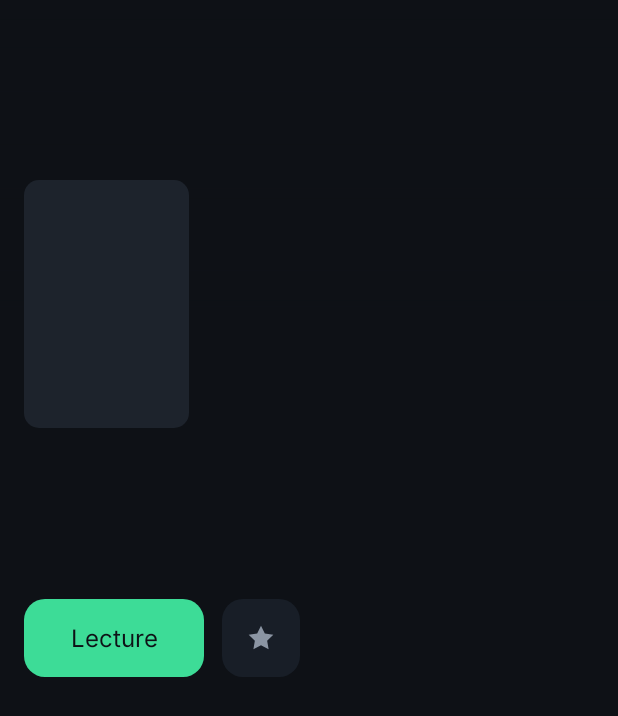
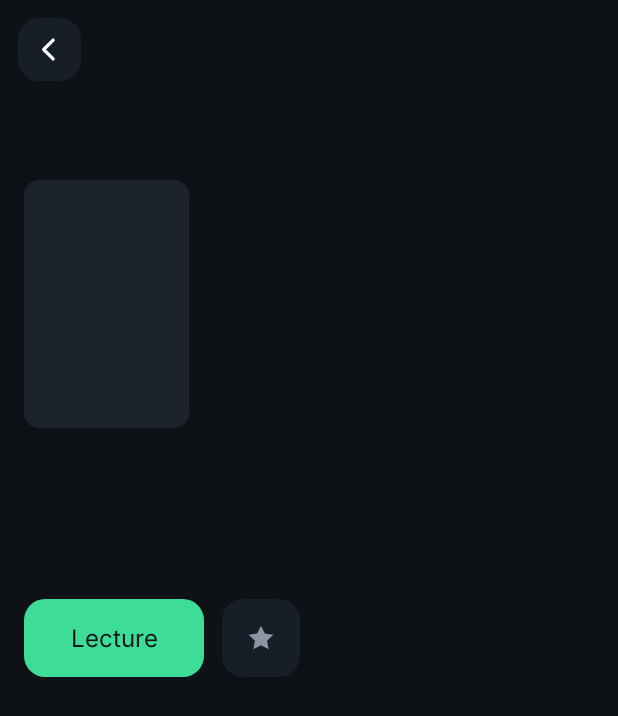
Before and after one commit to thomasdar-lgtm/koalatv, an Android app: the MovieActivity screen opened directly, with no data from a screen before it, on a phone screen of 412 x 824 dp. Shown: the top 716 px of the screen. Run offline under Robolectric (Android 15) with nearby library versions, the phone set to English and light mode, and no system bars; pictures from the network do not load; 2 statements that could not run were skipped.

Commit message:
Bouton retour sur chaque écran (téléphone et tablette)
Co-Authored-By: Claude Opus 5.5 <noreply@anthropic.com>
Claude-Session: https://claude.ai/code/session_01JgjyDrxn73ydgR6BoCEYuy

```diff
--- a/app/build.gradle.kts
+++ b/app/build.gradle.kts
@@ -11,8 +11,8 @@ android {
         applicationId = "com.koala.tv"
         minSdk = 21
         targetSdk = 34
-        versionCode = 21
-        versionName = "1.14.0"
+        versionCode = 22
+        versionName = "1.14.1"
     }
 
     signingConfigs {
--- a/app/src/main/java/com/koala/tv/BrowseActivity.kt
+++ b/app/src/main/java/com/koala/tv/BrowseActivity.kt
@@ -68,6 +68,7 @@ class BrowseActivity : AppCompatActivity() {
         }
         restoreCat = savedInstanceState?.getInt("cat", -1) ?: -1
         setContentView(R.layout.activity_browse)
+        setupBack()
 
         rvCats = findViewById(R.id.rv_cats)
         rvItems = findViewById(R.id.rv_items)
--- a/app/src/main/java/com/koala/tv/CategoriesActivity.kt
+++ b/app/src/main/java/com/koala/tv/CategoriesActivity.kt
@@ -22,6 +22,7 @@ class CategoriesActivity : AppCompatActivity() {
     override fun onCreate(savedInstanceState: Bundle?) {
         super.onCreate(savedInstanceState)
         setContentView(R.layout.activity_categories)
+        setupBack()
         kind = try {
             Kind.valueOf(intent.getStringExtra("kind") ?: "LIVE")
         } catch (e: Exception) {
--- a/app/src/main/java/com/koala/tv/GuideActivity.kt
+++ b/app/src/main/java/com/koala/tv/GuideActivity.kt
@@ -56,6 +56,7 @@ class GuideActivity : AppCompatActivity() {
             finish(); return
         }
         setContentView(R.layout.activity_guide)
+        setupBack()
         win.span = if (isWide) 3 * 3600L else 90 * 60L
         win.start = floor30(Epg.nowSec())
         val days = channels.maxOf { it.archive }.coerceIn(0, 7)
--- a/app/src/main/java/com/koala/tv/MovieActivity.kt
+++ b/app/src/main/java/com/koala/tv/MovieActivity.kt
@@ -28,6 +28,7 @@ class MovieActivity : AppCompatActivity() {
     override fun onCreate(savedInstanceState: Bundle?) {
         super.onCreate(savedInstanceState)
         setContentView(R.layout.activity_movie)
+        setupBack()
         id = intent.getStringExtra("id") ?: ""
         name = intent.getStringExtra("name") ?: ""
         icon = intent.getStringExtra("icon") ?: ""
--- a/app/src/main/java/com/koala/tv/PlayerActivity.kt
+++ b/app/src/main/java/com/koala/tv/PlayerActivity.kt
@@ -96,6 +96,7 @@ class PlayerActivity : AppCompatActivity() {
             finish(); return
         }
         setContentView(R.layout.activity_player)
+        setupBack { finish() }
         window.addFlags(WindowManager.LayoutParams.FLAG_KEEP_SCREEN_ON)
         WindowCompat.setDecorFitsSystemWindows(window, false)
         WindowInsetsControllerCompat(window, window.decorView).apply {
--- a/app/src/main/java/com/koala/tv/SeriesActivity.kt
+++ b/app/src/main/java/com/koala/tv/SeriesActivity.kt
@@ -35,6 +35,7 @@ class SeriesActivity : AppCompatActivity() {
     override fun onCreate(savedInstanceState: Bundle?) {
         super.onCreate(savedInstanceState)
         setContentView(R.layout.activity_series)
+        setupBack()
         seriesId = intent.getStringExtra("id") ?: ""
         seriesName = intent.getStringExtra("name") ?: ""
         cover = intent.getStringExtra("cover") ?: ""
--- a/app/src/main/java/com/koala/tv/Ui.kt
+++ b/app/src/main/java/com/koala/tv/Ui.kt
@@ -49,3 +49,15 @@ fun cleanEpisodeTitle(title: String, series: String): String {
     t = EP_CODE.replace(t, "")
     return EDGES.replace(t, "")
 }
+
+/** Appareil tactile (téléphone, tablette), par opposition à une TV pilotée à la télécommande. */
+val Context.isTouch: Boolean
+    get() = !packageManager.hasSystemFeature(android.content.pm.PackageManager.FEATURE_LEANBACK)
+
+/** Affiche le bouton retour de l'écran (s'il y en a un) sur téléphone et tablette. */
+fun androidx.activity.ComponentActivity.setupBack(action: () -> Unit = { onBackPressedDispatcher.onBackPressed() }) {
+    val b = findViewById<android.view.View?>(R.id.btn_back) ?: return
+    if (!isTouch) return
+    b.visibility = android.view.View.VISIBLE
+    b.setOnClickListener { action() }
+}
--- /dev/null
+++ b/app/src/main/res/drawable/ic_back.xml
@@ -0,0 +1,13 @@
+<?xml version="1.0" encoding="utf-8"?>
+<vector xmlns:android="http://schemas.android.com/apk/res/android"
+    android:width="24dp"
+    android:height="24dp"
+    android:viewportWidth="24"
+    android:viewportHeight="24">
+    <path
+        android:pathData="M14.5,5.5l-6.5,6.5l6.5,6.5"
+        android:strokeColor="#FFFFFFFF"
+        android:strokeLineCap="round"
+        android:strokeLineJoin="round"
+        android:strokeWidth="2.2" />
+</vector>
--- a/app/src/main/res/layout-w720dp-h480dp/activity_movie.xml
+++ b/app/src/main/res/layout-w720dp-h480dp/activity_movie.xml
@@ -52,4 +52,11 @@
         android:layout_gravity="top|end"
         android:layout_margin="28dp"
         android:indeterminateTint="@color/accent" />
+
+    <include
+        layout="@layout/view_back"
+        android:layout_width="42dp"
+        android:layout_height="42dp"
+        android:layout_gravity="top|start"
+        android:layout_margin="24dp" />
 </FrameLayout>
--- a/app/src/main/res/layout-w720dp-h480dp/activity_series.xml
+++ b/app/src/main/res/layout-w720dp-h480dp/activity_series.xml
@@ -13,6 +13,8 @@
         android:paddingStart="14dp"
         android:paddingTop="22dp"
         android:paddingEnd="14dp">
+
+        <include layout="@layout/view_back" />
 
         <ImageView
             android:id="@+id/iv_cover"
--- a/app/src/main/res/layout/activity_guide.xml
+++ b/app/src/main/res/layout/activity_guide.xml
@@ -19,6 +19,8 @@
             android:layout_height="wrap_content"
             android:gravity="center_vertical"
             android:orientation="horizontal">
+
+            <include layout="@layout/view_back" />
 
             <TextView
                 android:id="@+id/tv_title"
--- a/app/src/main/res/layout/activity_movie.xml
+++ b/app/src/main/res/layout/activity_movie.xml
@@ -63,4 +63,11 @@
         android:layout_gravity="top|end"
         android:layout_margin="16dp"
         android:indeterminateTint="@color/accent" />
+
+    <include
+        layout="@layout/view_back"
+        android:layout_width="42dp"
+        android:layout_height="42dp"
+        android:layout_gravity="top|start"
+        android:layout_margin="12dp" />
 </FrameLayout>
--- a/app/src/main/res/layout/activity_player.xml
+++ b/app/src/main/res/layout/activity_player.xml
@@ -38,6 +38,12 @@
             android:layout_height="wrap_content"
             android:gravity="bottom"
             android:orientation="horizontal">
+
+            <include
+                layout="@layout/view_back"
+                android:layout_width="44dp"
+                android:layout_height="44dp"
+                android:layout_marginEnd="14dp" />
 
             <TextView
                 android:id="@+id/ov_title"
--- /dev/null
+++ b/app/src/main/res/layout/view_back.xml
@@ -0,0 +1,14 @@
+<?xml version="1.0" encoding="utf-8"?>
+<!-- Bouton retour : affiché seulement sur téléphone et tablette (la télécommande a sa touche retour) -->
+<ImageView xmlns:android="http://schemas.android.com/apk/res/android"
+    android:id="@+id/btn_back"
+    android:layout_width="42dp"
+    android:layout_height="42dp"
+    android:layout_marginEnd="12dp"
+    android:background="@drawable/btn_bg"
+    android:clickable="true"
+    android:contentDescription="Retour"
+    android:focusable="false"
+    android:padding="9dp"
+    android:src="@drawable/ic_back"
+    android:visibility="gone" />
```
Also changed, not shown: app/src/main/res/layout-w720dp/activity_browse.xml (+12 -2 lines), app/src/main/res/layout/activity_browse.xml (+19 -7 lines), app/src/main/res/layout/activity_categories.xml (+17 -5 lines), app/src/main/res/layout/activity_series.xml (+7 -0 lines).
